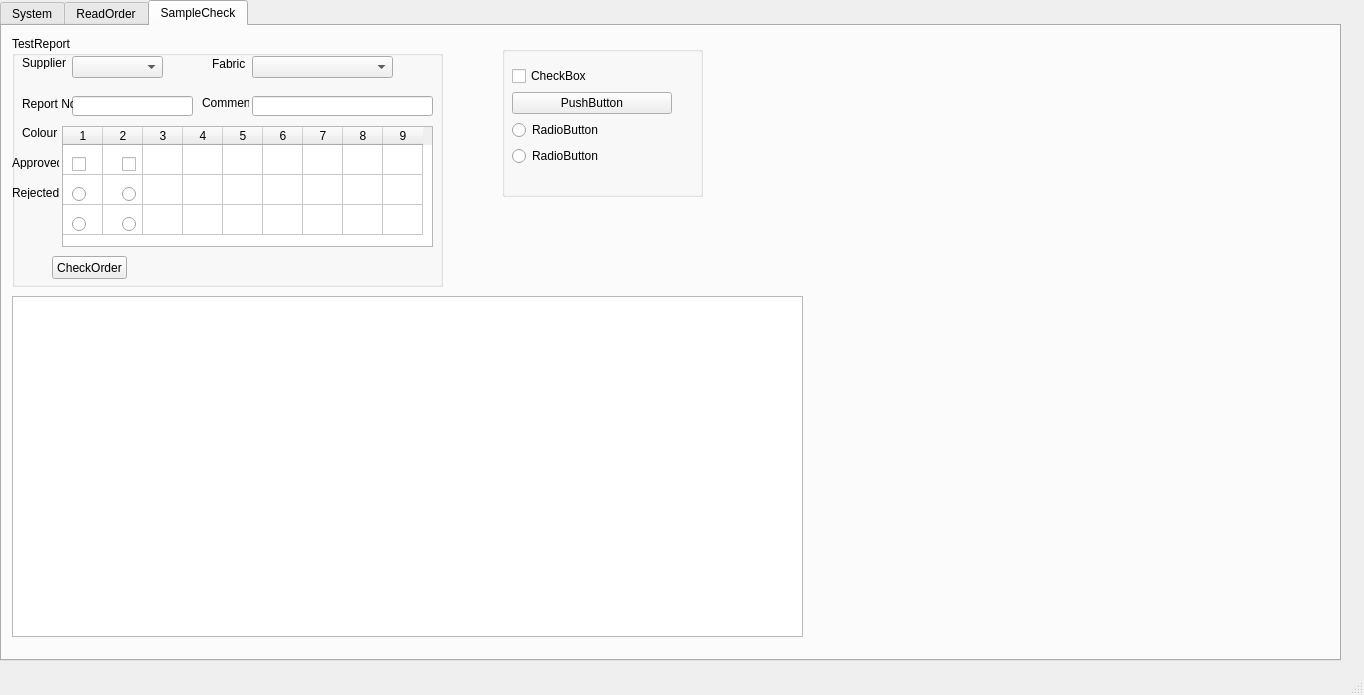
The window that TISDesk/TIS_mainwindow.ui (GdRaymond/TISProduction) describes before a commit, drawn with Qt 5.
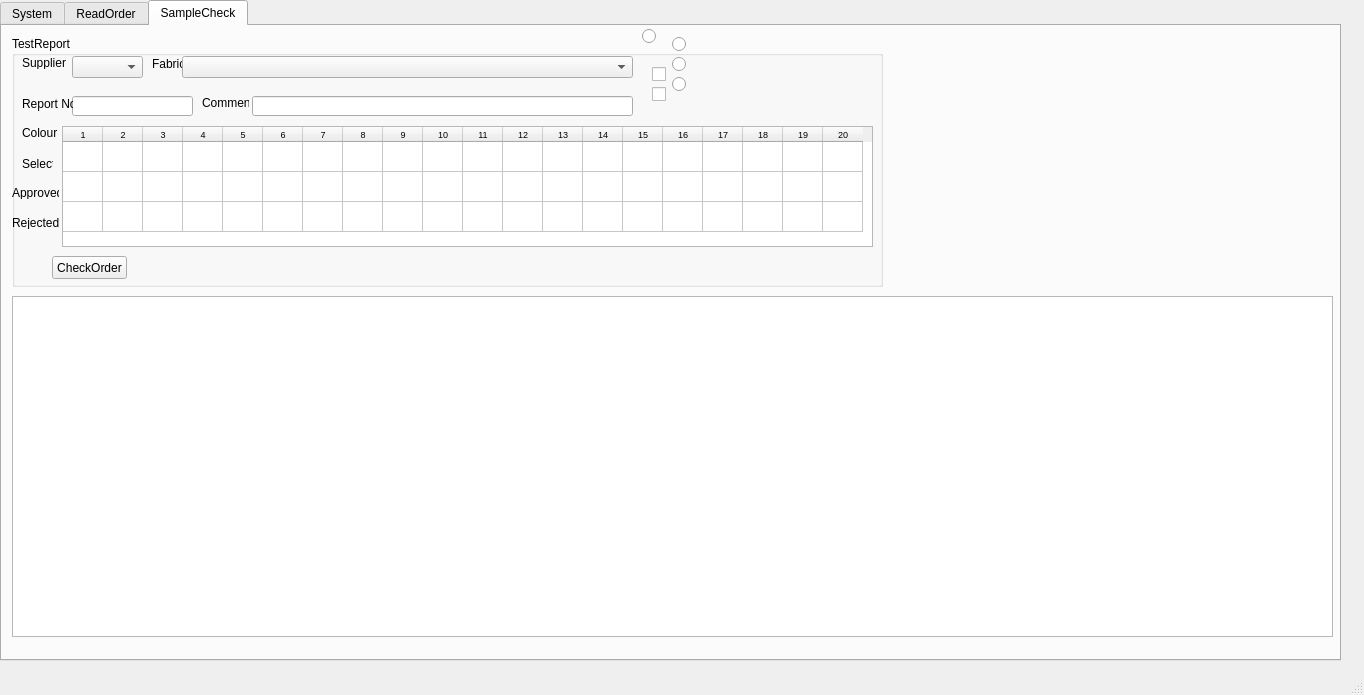
The same window after the commit. Icons and pictures are not drawn.

Commit message: add sample check adjust insepction shipment to next 2 months

```diff
--- a/TISDesk/TIS_mainwindow.ui
+++ b/TISDesk/TIS_mainwindow.ui
@@ -284,7 +284,7 @@
        <rect>
         <x>10</x>
         <y>270</y>
-        <width>791</width>
+        <width>1321</width>
         <height>341</height>
        </rect>
       </property>
@@ -294,7 +294,7 @@
        <rect>
         <x>10</x>
         <y>10</y>
-        <width>431</width>
+        <width>871</width>
         <height>251</height>
        </rect>
       </property>
@@ -319,7 +319,7 @@
         <rect>
          <x>60</x>
          <y>20</y>
-         <width>91</width>
+         <width>71</width>
          <height>22</height>
         </rect>
        </property>
@@ -327,7 +327,7 @@
       <widget class="QLabel" name="label_2">
        <property name="geometry">
         <rect>
-         <x>200</x>
+         <x>140</x>
          <y>20</y>
          <width>41</width>
          <height>16</height>
@@ -340,9 +340,9 @@
       <widget class="QComboBox" name="comb_fabric">
        <property name="geometry">
         <rect>
-         <x>240</x>
+         <x>170</x>
          <y>20</y>
-         <width>141</width>
+         <width>451</width>
          <height>22</height>
         </rect>
        </property>
@@ -364,7 +364,7 @@
        <property name="geometry">
         <rect>
          <x>0</x>
-         <y>120</y>
+         <y>150</y>
          <width>47</width>
          <height>13</height>
         </rect>
@@ -378,7 +378,7 @@
         <rect>
          <x>50</x>
          <y>90</y>
-         <width>371</width>
+         <width>811</width>
          <height>121</height>
         </rect>
        </property>
@@ -388,11 +388,16 @@
          <height>0</height>
         </size>
        </property>
+       <property name="font">
+        <font>
+         <pointsize>7</pointsize>
+        </font>
+       </property>
        <property name="rowCount">
         <number>3</number>
        </property>
        <property name="columnCount">
-        <number>9</number>
+        <number>20</number>
        </property>
        <attribute name="horizontalHeaderDefaultSectionSize">
         <number>40</number>
@@ -412,6 +417,17 @@
        <column/>
        <column/>
        <column/>
+       <column/>
+       <column/>
+       <column/>
+       <column/>
+       <column/>
+       <column/>
+       <column/>
+       <column/>
+       <column/>
+       <column/>
+       <column/>
       </widget>
       <widget class="QPushButton" name="btn_checkorder">
        <property name="geometry">
@@ -467,7 +483,7 @@
         <rect>
          <x>240</x>
          <y>60</y>
-         <width>181</width>
+         <width>381</width>
          <height>20</height>
         </rect>
        </property>
@@ -476,7 +492,7 @@
        <property name="geometry">
         <rect>
          <x>0</x>
-         <y>150</y>
+         <y>180</y>
          <width>47</width>
          <height>13</height>
         </rect>
@@ -488,8 +504,8 @@
       <widget class="QCheckBox" name="checkB_1">
        <property name="geometry">
         <rect>
-         <x>60</x>
-         <y>120</y>
+         <x>640</x>
+         <y>30</y>
          <width>70</width>
          <height>17</height>
         </rect>
@@ -501,8 +517,8 @@
       <widget class="QRadioButton" name="radioB_a_1">
        <property name="geometry">
         <rect>
-         <x>60</x>
-         <y>150</y>
+         <x>660</x>
+         <y>20</y>
          <width>82</width>
          <height>17</height>
         </rect>
@@ -514,8 +530,8 @@
       <widget class="QRadioButton" name="radioB_r_1">
        <property name="geometry">
         <rect>
-         <x>60</x>
-         <y>180</y>
+         <x>660</x>
+         <y>40</y>
          <width>82</width>
          <height>17</height>
         </rect>
@@ -527,8 +543,8 @@
       <widget class="QCheckBox" name="checkB_2">
        <property name="geometry">
         <rect>
-         <x>110</x>
-         <y>120</y>
+         <x>640</x>
+         <y>50</y>
          <width>70</width>
          <height>17</height>
         </rect>
@@ -537,24 +553,11 @@
         <string/>
        </property>
       </widget>
-      <widget class="QRadioButton" name="radioB_a_2">
-       <property name="geometry">
-        <rect>
-         <x>110</x>
-         <y>150</y>
-         <width>82</width>
-         <height>17</height>
-        </rect>
-       </property>
-       <property name="text">
-        <string/>
-       </property>
-      </widget>
       <widget class="QRadioButton" name="radioB_r_2">
        <property name="geometry">
         <rect>
-         <x>110</x>
-         <y>180</y>
+         <x>660</x>
+         <y>0</y>
          <width>82</width>
          <height>17</height>
         </rect>
@@ -563,59 +566,32 @@
         <string/>
        </property>
       </widget>
+      <widget class="QLabel" name="label_8">
+       <property name="geometry">
+        <rect>
+         <x>10</x>
+         <y>120</y>
+         <width>31</width>
+         <height>16</height>
+        </rect>
+       </property>
+       <property name="text">
+        <string>Select</string>
+       </property>
+      </widget>
      </widget>
-     <widget class="QGroupBox" name="groupBox_3">
+     <widget class="QRadioButton" name="radioB_a_2">
       <property name="geometry">
        <rect>
-        <x>500</x>
-        <y>20</y>
-        <width>201</width>
-        <height>151</height>
+        <x>640</x>
+        <y>0</y>
+        <width>81</width>
+        <height>20</height>
        </rect>
       </property>
-      <property name="title">
+      <property name="text">
        <string/>
       </property>
-      <widget class="QWidget" name="gridLayoutWidget">
-       <property name="geometry">
-        <rect>
-         <x>10</x>
-         <y>20</y>
-         <width>160</width>
-         <height>102</height>
-        </rect>
-       </property>
-       <layout class="QGridLayout" name="gridLayout" rowstretch="0,0,0,0,0" columnminimumwidth="0">
-        <item row="3" column="0">
-         <widget class="QRadioButton" name="radioButton">
-          <property name="text">
-           <string>RadioButton</string>
-          </property>
-         </widget>
-        </item>
-        <item row="2" column="0">
-         <widget class="QPushButton" name="pushButton">
-          <property name="text">
-           <string>PushButton</string>
-          </property>
-         </widget>
-        </item>
-        <item row="4" column="0">
-         <widget class="QRadioButton" name="radioButton_2">
-          <property name="text">
-           <string>RadioButton</string>
-          </property>
-         </widget>
-        </item>
-        <item row="0" column="0">
-         <widget class="QCheckBox" name="checkBox">
-          <property name="text">
-           <string>CheckBox</string>
-          </property>
-         </widget>
-        </item>
-       </layout>
-      </widget>
      </widget>
     </widget>
    </widget>
```
Left out of the diff: 5 changed lines with no effect on the pictures. The commit also changes 5 other files.
